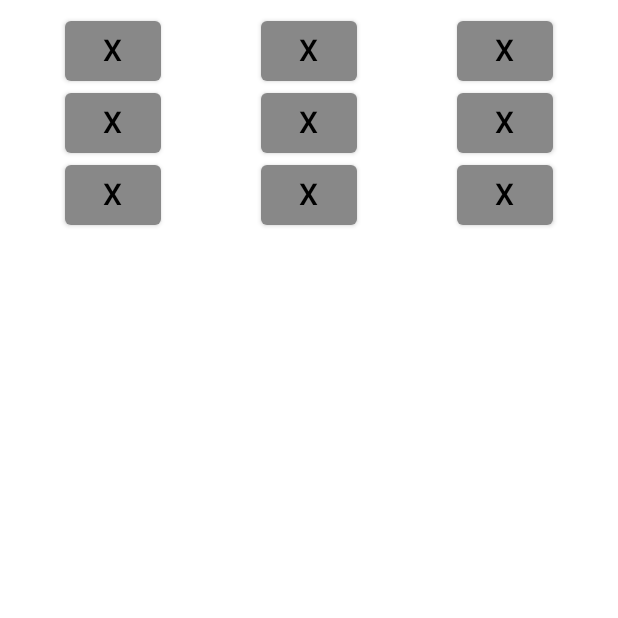
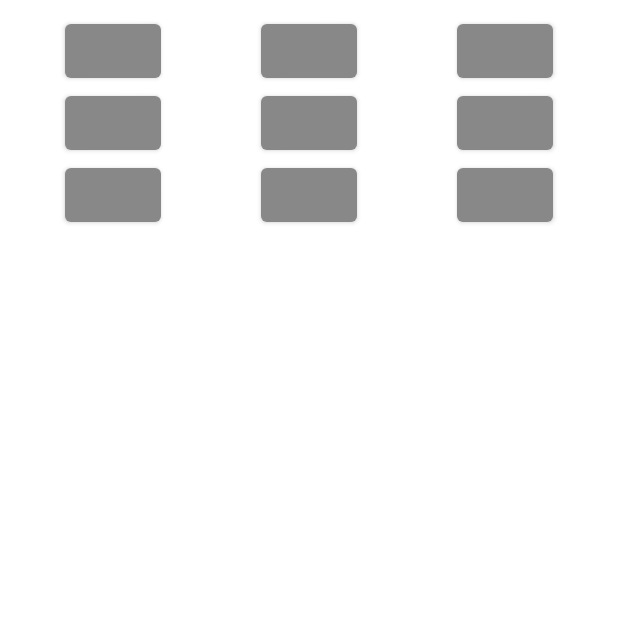
Before and after one commit to kaunainreza/XO, an Android app built with Jetpack Compose: the screen it shows after launch (MainActivity), on a phone screen of 412 x 824 dp, the top half of it. Run offline under Robolectric (Android 15) with nearby library versions, the phone set to English and light mode, and no system bars.

Commit message:
On Clicked

```diff
--- a/app/src/main/java/com/example/xo/MainActivity.kt
+++ b/app/src/main/java/com/example/xo/MainActivity.kt
@@ -17,6 +17,7 @@ class MainActivity : ComponentActivity() {
     override fun onCreate(savedInstanceState: Bundle?) {
         super.onCreate(savedInstanceState)
         setContent {
+
             XOTheme {
                 // A surface container using the 'background' color from the theme
                 Surface(
--- a/app/src/main/java/com/example/xo/ui/compose/MainGrid.kt
+++ b/app/src/main/java/com/example/xo/ui/compose/MainGrid.kt
@@ -1,5 +1,7 @@
 package com.example.xo.ui.compose
 
+import android.util.Log
+import android.widget.Toast
 import androidx.compose.foundation.layout.fillMaxSize
 import androidx.compose.foundation.layout.padding
 import androidx.compose.foundation.layout.wrapContentHeight
@@ -18,23 +20,44 @@ import com.example.xo.ui.theme.XOTheme
 @Composable
 fun Main3X3() {
     gridView()
-
 }
 
 @Composable
-fun GridButton() {
+fun gridView() {
+    var buttonList = listOf("1", "2", "3", "4", "5", "6", "7", "8", "9")
+    LazyVerticalGrid(
+        columns = GridCells.Fixed(3),
+        modifier = Modifier.padding(10.dp)
+    ) {
+        items(buttonList.size) {
+            GridButton(it, itemClicked = {
+                Log.d("ItemClicked",it.toString())
 
-
-    Button(modifier = Modifier
-        .wrapContentHeight()
-        .wrapContentWidth(),
-        colors = ButtonDefaults.buttonColors(backgroundColor = Color.Gray),
-        onClick = { /*TODO*/ }) {
-        Text(text = "X", fontSize = 20.sp)
-
-
+            })
+        }
     }
 }
+
+@Composable
+fun GridButton(
+    position: Int, itemClicked: (
+        Int
+    ) -> Unit
+) {
+    Button(
+        modifier = Modifier
+            .wrapContentHeight()
+            .wrapContentWidth(),
+        colors = ButtonDefaults.buttonColors(backgroundColor = Color.Gray),
+        onClick = {
+            itemClicked(position)
+
+        },
+    ) {
+        Text(text = "", fontSize = 20.sp)
+    }
+}
+
 
 @Preview
 @Composable
@@ -49,18 +72,3 @@ fun Main3X3Preview() {
         }
     }
 }
-
-
-@Composable
-fun gridView() {
-     var courseList= listOf("1","2","3","4","5","6","7","8","9")
-    LazyVerticalGrid(
-        columns = GridCells.Fixed(3),
-        modifier = Modifier.padding(10.dp)
-    ) {
-        items(courseList.size) {
-            GridButton()
-
-        }
-    }
-}
```
